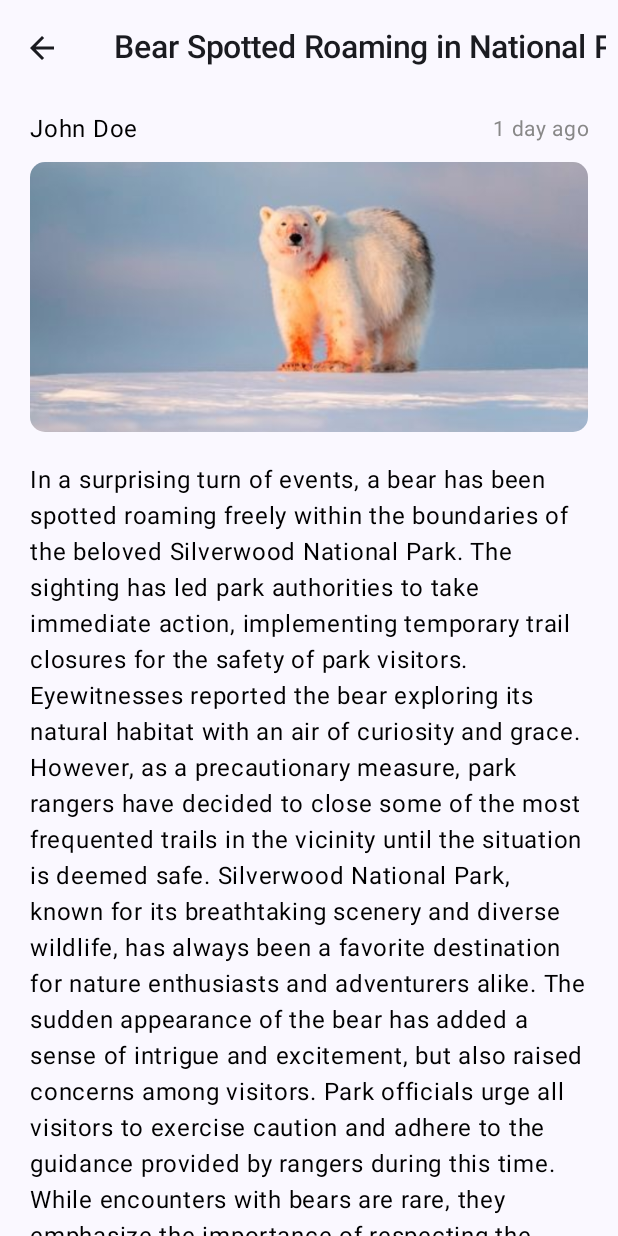
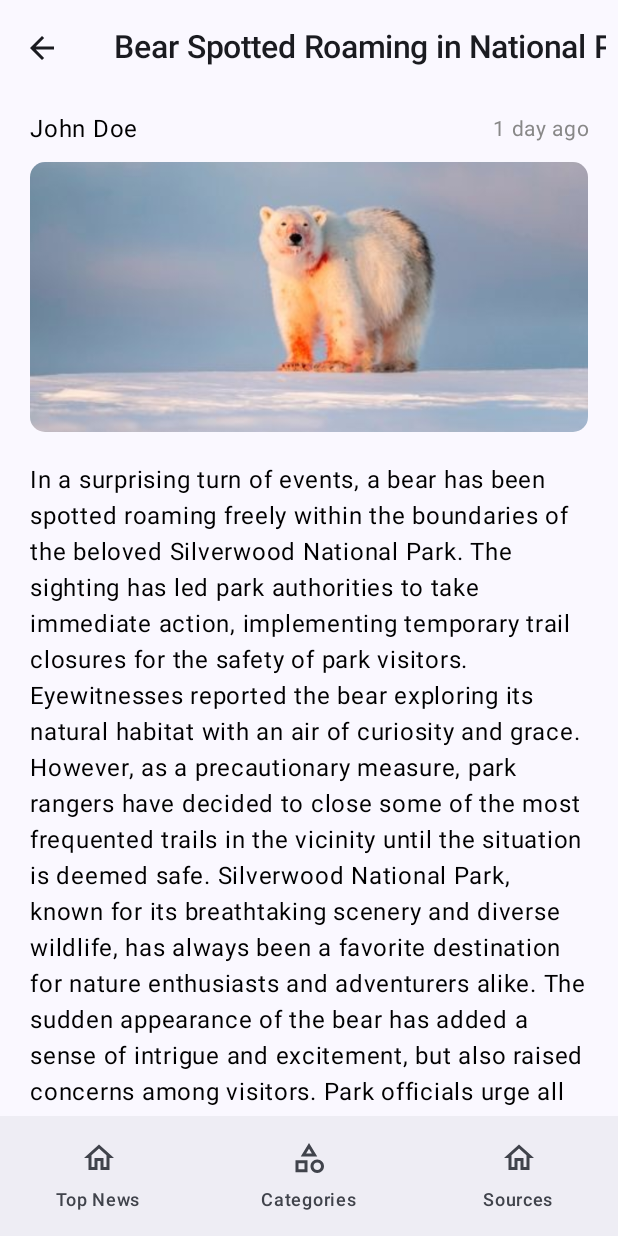
Before and after one commit to tortamque/Newslum, an Android app built with Jetpack Compose: the screen it shows after launch (MainActivity), after a tap on "Bear Spotted Roaming in National Park", on a phone screen of 412 x 824 dp. Run offline under Robolectric (Android 15) with nearby library versions, the phone set to English and light mode, and no system bars.

```diff
--- /dev/null
+++ b/app/src/main/java/com/example/newsapp/components/BottomMenu.kt
@@ -0,0 +1,35 @@
+package com.example.newsapp.components
+
+import androidx.compose.material3.Icon
+import androidx.compose.material3.NavigationBar
+import androidx.compose.material3.NavigationBarItem
+import androidx.compose.material3.NavigationBarItemColors
+import androidx.compose.material3.Text
+import androidx.compose.runtime.Composable
+import androidx.compose.runtime.getValue
+import androidx.compose.ui.graphics.Color
+import androidx.navigation.NavController
+import androidx.navigation.compose.currentBackStackEntryAsState
+import com.example.newsapp.models.BottomMenuScreen
+
+@Composable
+fun BottomMenu(navController: NavController){
+    val menuItems = listOf(BottomMenuScreen.TopNews, BottomMenuScreen.Categories, BottomMenuScreen.Sources)
+
+    NavigationBar(
+        contentColor = Color.White
+    ){
+        val navBackStackEntry by navController.currentBackStackEntryAsState()
+        val currentRoute = navBackStackEntry?.destination?.route
+
+        menuItems.forEach {
+            NavigationBarItem(
+                label = {Text(it.title)},
+                alwaysShowLabel = true,
+                selected = currentRoute == it.route,
+                onClick = { /*TODO*/ },
+                icon = { Icon(imageVector = it.icon, contentDescription = it.title) }
+            )
+        }
+    }
+}
--- /dev/null
+++ b/app/src/main/java/com/example/newsapp/models/BottomMenuScreen.kt
@@ -0,0 +1,12 @@
+package com.example.newsapp.models
+
+import androidx.compose.material.icons.Icons
+import androidx.compose.material.icons.outlined.Category
+import androidx.compose.material.icons.outlined.Home
+import androidx.compose.ui.graphics.vector.ImageVector
+
+sealed class BottomMenuScreen(val route: String, val icon: ImageVector, val title: String){
+    object TopNews: BottomMenuScreen("TopNews", Icons.Outlined.Home, "Top News")
+    object Categories: BottomMenuScreen("Categories", Icons.Outlined.Category, "Categories")
+    object Sources: BottomMenuScreen("Sources", Icons.Outlined.Home, "Sources")
+}
--- a/app/src/main/java/com/example/newsapp/ui/NewsApp.kt
+++ b/app/src/main/java/com/example/newsapp/ui/NewsApp.kt
@@ -1,27 +1,51 @@
 package com.example.newsapp.ui
 
+import android.annotation.SuppressLint
+import androidx.compose.foundation.ScrollState
+import androidx.compose.foundation.rememberScrollState
+import androidx.compose.material3.ExperimentalMaterial3Api
+import androidx.compose.material3.Scaffold
 import androidx.compose.runtime.Composable
+import androidx.navigation.NavController
+import androidx.navigation.NavGraphBuilder
+import androidx.navigation.NavHostController
 import androidx.navigation.NavType
 import androidx.navigation.compose.NavHost
 import androidx.navigation.compose.composable
 import androidx.navigation.compose.rememberNavController
 import androidx.navigation.navArgument
+import com.example.newsapp.components.BottomMenu
+import com.example.newsapp.models.BottomMenuScreen
 import com.example.newsapp.models.MockData
+import com.example.newsapp.ui.screen.Categories
 import com.example.newsapp.ui.screen.DetailScreen
+import com.example.newsapp.ui.screen.Sources
 import com.example.newsapp.ui.screen.TopNews
 
 @Composable
 fun NewsApp(){
-    Navigation()
+    val navController = rememberNavController()
+    val scrollState = rememberScrollState()
+
+    MainScreen(navController, scrollState)
+}
+
+@OptIn(ExperimentalMaterial3Api::class)
+@SuppressLint("UnusedMaterial3ScaffoldPaddingParameter")
+@Composable
+fun MainScreen(navHostController: NavHostController, scrollState: ScrollState){
+    Scaffold(bottomBar = { BottomMenu(navController = navHostController)}) {
+        Navigation(navHostController)
+    }
 }
 
 @Composable
-fun Navigation(){
-    val navController = rememberNavController()
+fun Navigation(navHostController: NavHostController){
+    NavHost(navController = navHostController, startDestination = "TopNews"){
+        bottomNavigation(navController = navHostController)
 
-    NavHost(navController = navController, startDestination = "TopNews"){
         composable("TopNews"){
-            TopNews(navController = navController)
+            TopNews(navController = navHostController)
         }
 
         composable(
@@ -30,7 +54,19 @@ fun Navigation(){
         ){
             val id = it.arguments?.getInt("newsId")
             val newsData = MockData.getNews(id)
-            DetailScreen(navController = navController, newsData)
+            DetailScreen(navController = navHostController, newsData)
         }
     }
 }
+
+fun NavGraphBuilder.bottomNavigation(navController: NavController){
+    composable(BottomMenuScreen.TopNews.route){
+        TopNews(navController = navController)
+    }
+    composable(BottomMenuScreen.Categories.route){
+        Categories()
+    }
+    composable(BottomMenuScreen.Sources.route){
+        Sources()
+    }
+}
```
